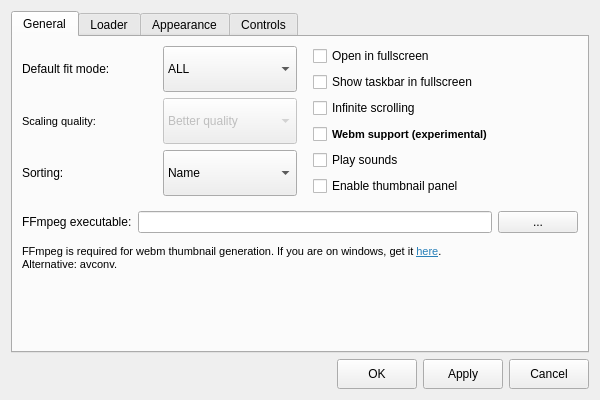
Old version of the form settingsdialog.ui in the repository do-i/thumbgrid.
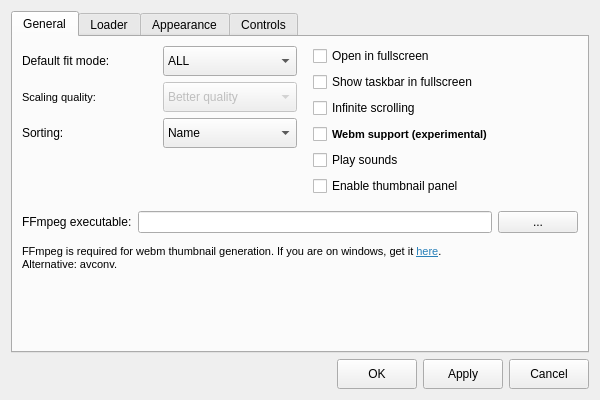
New version of the form. Custom widgets are drawn as their Qt base class.

Commit message: dont show panel immediately after image drag/zoom

Diff of the .ui file:
```diff
--- a/settingsdialog.ui
+++ b/settingsdialog.ui
@@ -237,7 +237,7 @@
               <enum>Qt::Vertical</enum>
              </property>
              <property name="sizeType">
-              <enum>QSizePolicy::Preferred</enum>
+              <enum>QSizePolicy::MinimumExpanding</enum>
              </property>
              <property name="sizeHint" stdset="0">
               <size>
```
The commit also changes 3 other files.
